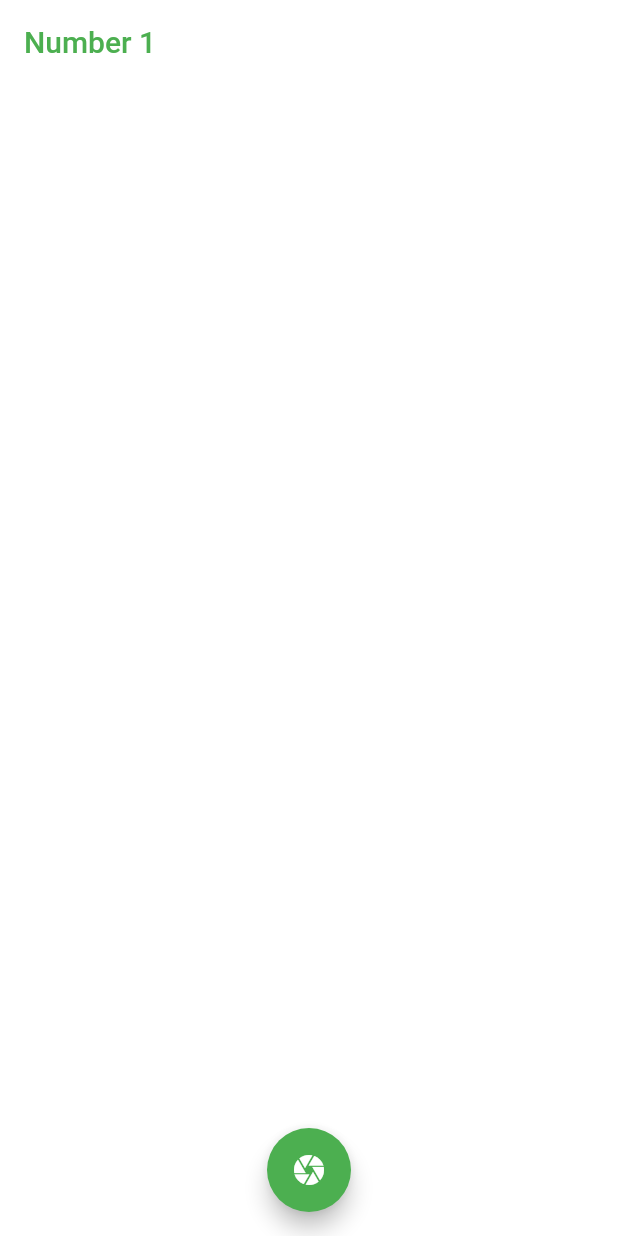
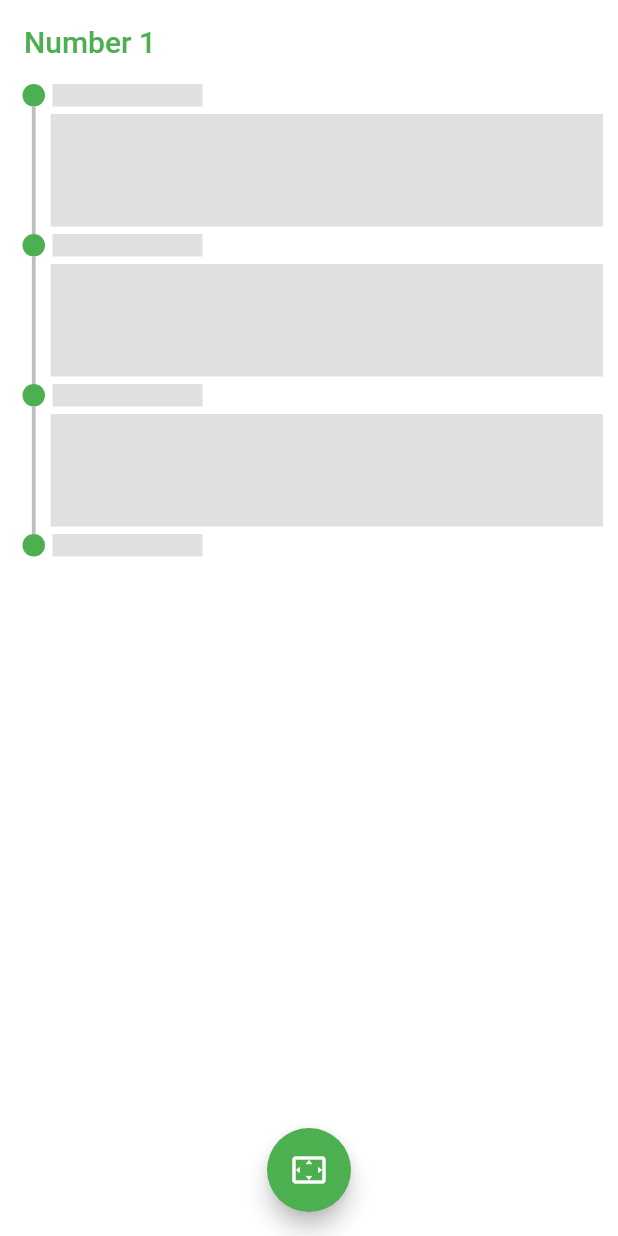
Before and after one commit to weknowthat/ghn_f, a Flutter app: the screen it shows after launch, on a phone screen of 412 x 824 dp. Run offline on Flutter 3.47's test engine with Material 2 defaults, Android fonts, the phone set to English and light mode, and no system bars.

Commit message:
- update

```diff
--- a/lib/main.dart
+++ b/lib/main.dart
@@ -5,6 +5,7 @@ import 'package:ghn_f/view/home_screen.dart';
 import 'package:ghn_f/view/login_screen.dart';
 import 'package:ghn_f/widget/home_item.dart';
 import 'package:flutter/services.dart';
+import 'package:ghn_f/widget/step_item.dart';
 
 void main() => runApp(new MyApp());
 
@@ -31,6 +32,7 @@ class MyApp extends StatelessWidget {
 }
 
 class MyHomePage extends StatefulWidget {
+
   @override
   _MyHomePageState createState() => _MyHomePageState();
 }
@@ -55,9 +57,35 @@ class _MyHomePageState extends State<MyHomePage> {
       ),
       floatingActionButton: FloatingActionButton(
         onPressed: scan,
-        child: Icon(Icons.camera),
+        child: Icon(Icons.settings_overscan),
       ),
       floatingActionButtonLocation: FloatingActionButtonLocation.centerFloat,
+      body: Column(
+        children: <Widget>[
+          StepItem(
+            title: '',
+            builder: (context) {
+              return Container();
+            },
+          ),
+          StepItem(
+            title: '',
+            builder: (context) {
+              return Container();
+            },
+          ),
+          StepItem(
+            title: '',
+            builder: (context) {
+              return Container();
+            },
+          ),
+          StepItem(
+            title: '',
+            end: true,
+          ),
+        ],
+      ),
     );
   }
 
--- /dev/null
+++ b/lib/widget/step_item.dart
@@ -0,0 +1,88 @@
+import 'package:flutter/material.dart';
+
+class StepItem extends StatefulWidget {
+
+  String title;
+  WidgetBuilder builder;
+  bool end;
+
+  StepItem({this.title, this.builder, this.end = false});
+
+  @override
+  _StepItemState createState() => _StepItemState();
+}
+
+class _StepItemState extends State<StepItem> {
+
+  static const double _STEP_SIZE = 15.0;
+  static const double _PROGRESS_SIZE = 2.5;
+
+  @override
+  Widget build(BuildContext context) {
+    return Container(
+      padding: EdgeInsets.only(left: 15.0),
+      height: 100.0,
+      child: Column(
+        children: <Widget>[
+          Container(
+            child: Row(
+              crossAxisAlignment: CrossAxisAlignment.end,
+              children: <Widget>[
+                Container(
+                  width: _STEP_SIZE,
+                  height: _STEP_SIZE,
+                  decoration: BoxDecoration(
+                      color: Colors.green,
+                      borderRadius: BorderRadius.circular(15.0)
+                  ),
+                ),
+                //TITLE
+                Padding(
+                  padding: const EdgeInsets.only(left: 5.0),
+                  child: Container(
+                    width: 100.0,
+                    height: _STEP_SIZE,
+                    decoration: BoxDecoration(
+                        color: Colors.grey[300]
+                    ),
+                      child: Text(widget.title),
+                  ),
+                ),
+              ],
+            ),
+          ),
+          widget.end
+          ? Container()
+          : Expanded(
+            child: Container(
+              child: Row(
+                children: <Widget>[
+                  Padding(
+                    padding: const EdgeInsets.only(left: (_STEP_SIZE - _PROGRESS_SIZE)/2),
+                    child: Container(
+                      width: _PROGRESS_SIZE,
+                      decoration: BoxDecoration(
+                          color: Colors.grey[400]
+                      ),
+                    ),
+                  ),
+                  Expanded(
+                    child: Padding(
+                      padding: const EdgeInsets.only(left: 10.0, right: 10.0, top: 5.0, bottom: 5.0),
+                      child: Container(
+                        decoration: BoxDecoration(
+                            color: Colors.grey[300]
+                        ),
+                          child: widget.builder(context),
+                      ),
+                    ),
+                  ),
+                ],
+              ),
+            ),
+          )
+        ],
+      ),
+    );
+  }
+}
```
